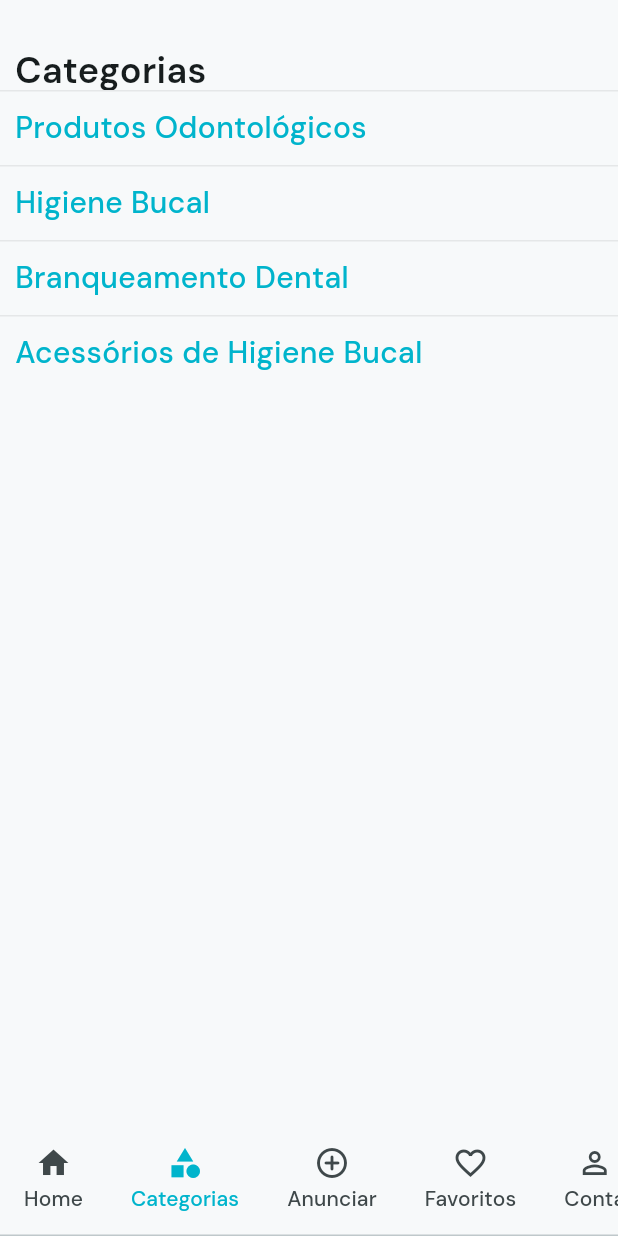
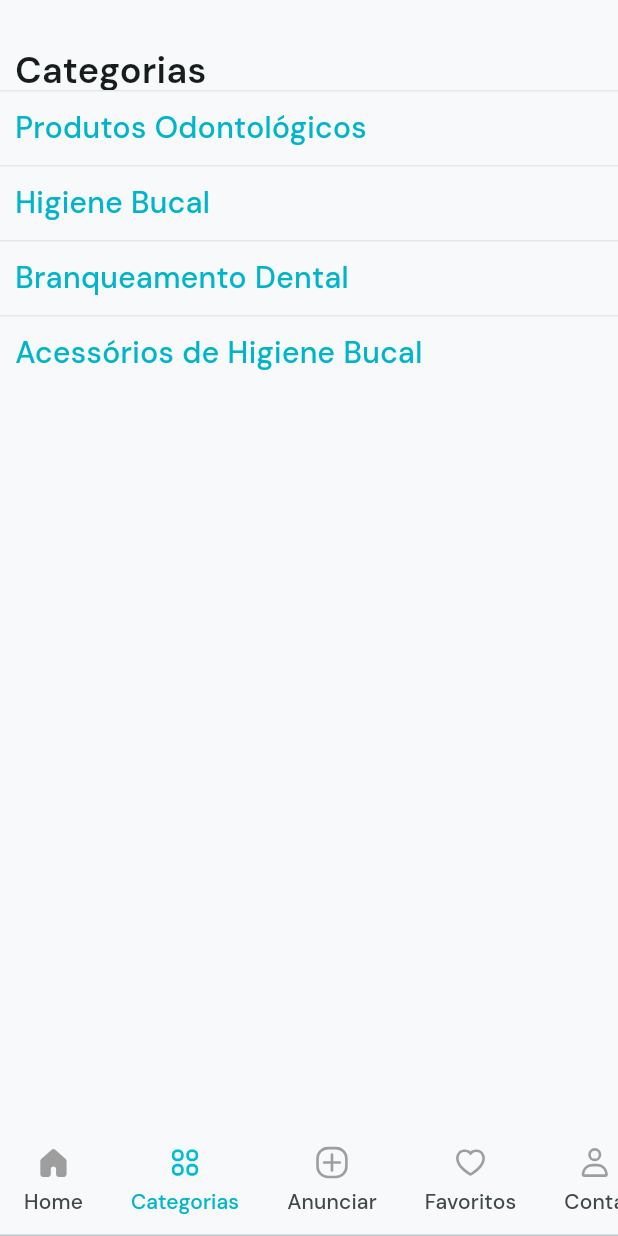
Before and after one commit to TaylonKalel/dentist_app, a Flutter app: the screen it shows after launch, tab 2 chosen, on a phone screen of 412 x 824 dp. Run offline on Flutter 3.47's test engine with Material 3 defaults, Android fonts, the phone set to English and light mode, and no system bars; our stand-ins replace cached_network_image, dio, flutter_mobx, flutter_svg, gap, get_it and 4 more; generated files the repository leaves out were written again; network calls fail.

Commit message:
implementação do launch icon, melhoria do loading com o lottie e alteração do name no android

```diff
--- a/lib/components/loading.dart
+++ b/lib/components/loading.dart
@@ -1,4 +1,5 @@
 import 'package:flutter/material.dart';
+import 'package:lottie/lottie.dart';
 
 class LoadingComponent extends StatelessWidget {
   const LoadingComponent({super.key});
@@ -6,9 +7,14 @@ class LoadingComponent extends StatelessWidget {
   @override
   Widget build(BuildContext context) {
     return Container(
+      color: Colors.white,
+      child: Container(
         alignment: Alignment.center,
         width: 100,
         height: 100,
-        child: const CircularProgressIndicator());
+        // child: const CircularProgressIndicator()
+        child: Lottie.asset('assets/lottie/dental_loading.json'),
+      ),
+    );
   }
 }
--- a/lib/pages/home/search/search.store.dart
+++ b/lib/pages/home/search/search.store.dart
@@ -118,7 +118,7 @@ abstract class _SearchStore with Store {
     addSearch(search!);
     loadingStore.active();
     focusNode.unfocus();
-    // await Future.delayed(const Duration(seconds: 2));
+    await Future.delayed(const Duration(seconds: 2));
     var resultSearch = await _productRepository.getProductsBySearch(search!);
     filteredProducts.addAll(resultSearch.list ?? []);
     loadingStore.deactive();
--- a/lib/widget/tabbar.widget.dart
+++ b/lib/widget/tabbar.widget.dart
@@ -2,6 +2,7 @@ import 'package:dentist_app/app.store.dart';
 import 'package:dentist_app/widget/scaffold.widget.dart';
 import 'package:flutter/material.dart';
 import 'package:flutter_mobx/flutter_mobx.dart';
+import 'package:flutter_svg/flutter_svg.dart';
 import 'package:get_it/get_it.dart';
 
 class TabBarWidget extends StatefulWidget {
@@ -57,26 +58,72 @@ class TabBarWidgetState extends State<TabBarWidget>
           isScrollable: true,
           tabAlignment: TabAlignment.start,
           indicatorColor: Colors.transparent,
-          tabs: const <Widget>[
+          tabs: <Widget>[
             Tab(
               text: "Home",
-              icon: Icon(Icons.home),
+              // icon: Icon(Icons.home),
+              icon: SvgPicture.asset(
+                'assets/svg/home.svg',
+                // color: Theme.of(context).iconTheme.color,
+                colorFilter: ColorFilter.mode(
+                  _tabController.index == 0 ? Colors.cyan : Colors.grey,
+                  BlendMode.srcIn,
+                ),
+                width: 28,
+                height: 28,
+              ),
             ),
             Tab(
               text: "Categorias",
-              icon: Icon(Icons.category),
+              icon: SvgPicture.asset(
+                'assets/svg/category.svg',
+                // color: Theme.of(context).iconTheme.color,
+                colorFilter: ColorFilter.mode(
+                  _tabController.index == 1 ? Colors.cyan : Colors.grey,
+                  BlendMode.srcIn,
+                ),
+                width: 28,
+                height: 28,
+              ),
             ),
             Tab(
               text: "Anunciar",
-              icon: Icon(Icons.add_circle_outline_rounded),
+              icon: SvgPicture.asset(
+                'assets/svg/new.svg',
+                // color: Theme.of(context).iconTheme.color,
+                colorFilter: ColorFilter.mode(
+                  _tabController.index == 2 ? Colors.cyan : Colors.grey,
+                  BlendMode.srcIn,
+                ),
+                width: 28,
+                height: 28,
+              ),
             ),
             Tab(
               text: "Favoritos",
-              icon: Icon(Icons.favorite_border),
+              icon: SvgPicture.asset(
+                'assets/svg/favorite.svg',
+                // color: Theme.of(context).iconTheme.color,
+                colorFilter: ColorFilter.mode(
+                  _tabController.index == 3 ? Colors.cyan : Colors.grey,
+                  BlendMode.srcIn,
+                ),
+                width: 28,
+                height: 28,
+              ),
             ),
             Tab(
               text: "Conta",
-              icon: Icon(Icons.person_outline),
+              icon: SvgPicture.asset(
+                'assets/svg/person.svg',
+                // color: Theme.of(context).iconTheme.color,
+                colorFilter: ColorFilter.mode(
+                  _tabController.index == 4 ? Colors.cyan : Colors.grey,
+                  BlendMode.srcIn,
+                ),
+                width: 28,
+                height: 28,
+              ),
             ),
           ],
         ),
--- a/pubspec.yaml
+++ b/pubspec.yaml
@@ -40,6 +40,7 @@ dependencies:
   intl: ^0.19.0
   google_fonts: ^6.2.1
   flutter_svg: ^2.0.10+1
+  lottie: ^3.1.2
 
 
   # The following adds the Cupertino Icons font to your application.
@@ -76,6 +77,7 @@ flutter:
   assets:
     - assets/json/
     - assets/svg/
+    - assets/lottie/
 
   # An image asset can refer to one or more resolution-specific "variants", see
   # https://flutter.dev/to/resolution-aware-images
```
Also changed, not shown: assets/lottie/dental_loading.json (added, +1 -0 lines), assets/jpg/logo.jpg (added), assets/png/logo.png (added), assets/svg/favorite.svg (added), assets/svg/home.svg (added), assets/svg/new.svg (added), assets/svg/person.svg (added), pubspec.lock, 19 other files.
